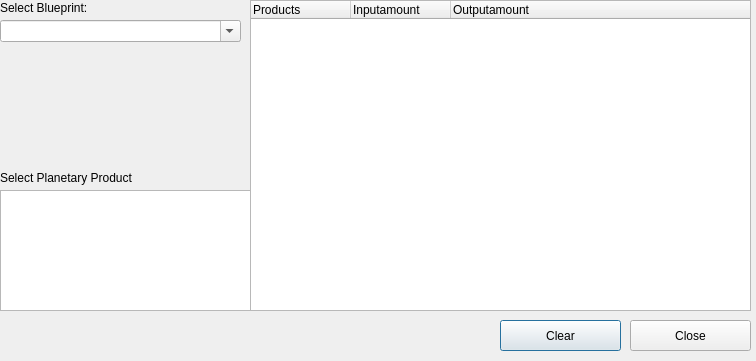
This is EVE-Manufacture-Planner-Server/productionview.ui in RolfHausen/EVE-Manufacture-Planner-Server as Qt 5 draws it before an edit. The edited form follows.
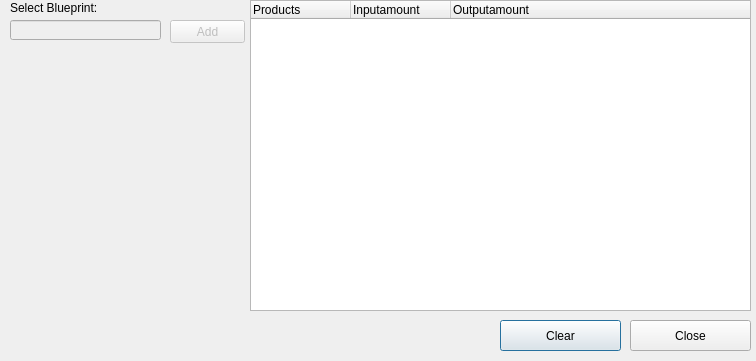
This is the edited form.

```diff
--- a/EVE-Manufacture-Planner-Server/productionview.ui
+++ b/EVE-Manufacture-Planner-Server/productionview.ui
@@ -2,6 +2,9 @@
 <ui version="4.0">
  <class>ProductionView</class>
  <widget class="QDialog" name="ProductionView">
+  <property name="enabled">
+   <bool>true</bool>
+  </property>
   <property name="geometry">
    <rect>
     <x>0</x>
@@ -13,16 +16,6 @@
   <property name="windowTitle">
    <string>Dialog</string>
   </property>
-  <widget class="QTreeView" name="PISelectionTreeView">
-   <property name="geometry">
-    <rect>
-     <x>0</x>
-     <y>190</y>
-     <width>251</width>
-     <height>121</height>
-    </rect>
-   </property>
-  </widget>
   <widget class="QPushButton" name="ClearPushButton">
    <property name="geometry">
     <rect>
@@ -74,25 +67,12 @@
     </property>
    </column>
   </widget>
-  <widget class="QComboBox" name="BlueprintSelectionComboBox">
-   <property name="geometry">
-    <rect>
-     <x>0</x>
-     <y>20</y>
-     <width>241</width>
-     <height>22</height>
-    </rect>
-   </property>
-   <property name="editable">
-    <bool>true</bool>
-   </property>
-  </widget>
   <widget class="QLabel" name="label">
    <property name="geometry">
     <rect>
-     <x>0</x>
+     <x>10</x>
      <y>0</y>
-     <width>241</width>
+     <width>231</width>
      <height>16</height>
     </rect>
    </property>
@@ -100,17 +80,33 @@
     <string>Select Blueprint:</string>
    </property>
   </widget>
-  <widget class="QLabel" name="label_2">
+  <widget class="QLineEdit" name="BlueprintSearchLineEdit">
+   <property name="enabled">
+    <bool>false</bool>
+   </property>
    <property name="geometry">
     <rect>
-     <x>0</x>
-     <y>170</y>
-     <width>241</width>
-     <height>16</height>
+     <x>10</x>
+     <y>20</y>
+     <width>151</width>
+     <height>20</height>
+    </rect>
+   </property>
+  </widget>
+  <widget class="QPushButton" name="AddpushButton">
+   <property name="enabled">
+    <bool>false</bool>
+   </property>
+   <property name="geometry">
+    <rect>
+     <x>170</x>
+     <y>20</y>
+     <width>75</width>
+     <height>23</height>
     </rect>
    </property>
    <property name="text">
-    <string>Select Planetary Product</string>
+    <string>Add</string>
    </property>
   </widget>
  </widget>
```
